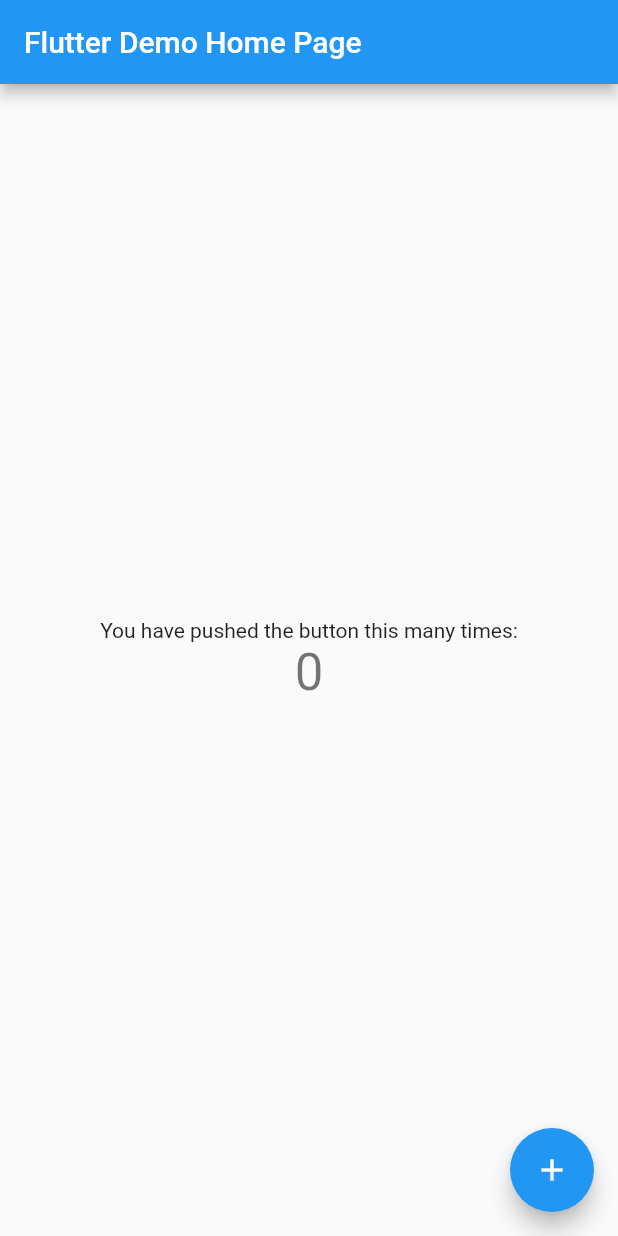
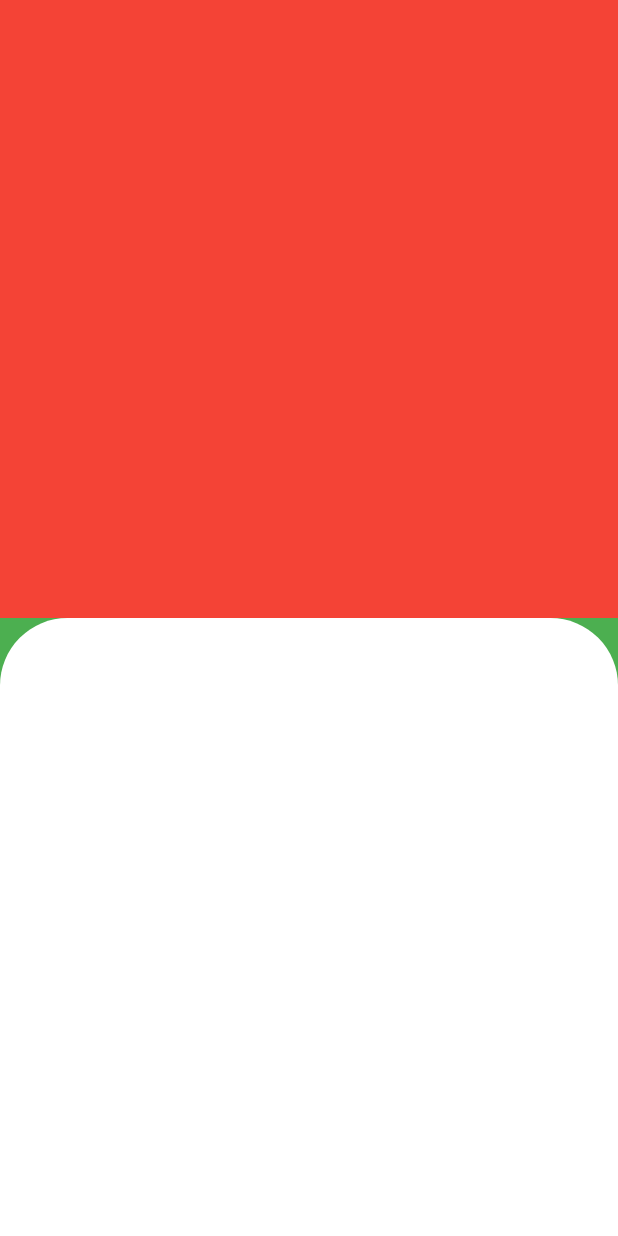
Before and after one commit to nbthales/greengrocer, a Flutter app: the screen it shows after launch, on a phone screen of 412 x 824 dp. Run offline on Flutter 3.47's test engine with Material 2 defaults, Android fonts, the phone set to English and light mode, and no system bars.

Commit message:
2. Inicio do desenvolvimento

```diff
--- a/lib/main.dart
+++ b/lib/main.dart
@@ -1,4 +1,5 @@
 import 'package:flutter/material.dart';
+import 'package:greengrocer/src/auth/sign_in_screen.dart';
 
 void main() {
   runApp(const MyApp());
@@ -14,54 +15,8 @@ class MyApp extends StatelessWidget {
       theme: ThemeData(
         primarySwatch: Colors.blue,
       ),
-      home: const MyHomePage(title: 'Flutter Demo Home Page'),
+      debugShowCheckedModeBanner: false,
+      home: const SignInScreen(),
     );
   }
 }
-
-class MyHomePage extends StatefulWidget {
-  const MyHomePage({Key? key, required this.title}) : super(key: key);
-
-  final String title;
-
-  @override
-  State<MyHomePage> createState() => _MyHomePageState();
-}
-
-class _MyHomePageState extends State<MyHomePage> {
-  int _counter = 0;
-
-  void _incrementCounter() {
-    setState(() {
-      _counter++;
-    });
-  }
-
-  @override
-  Widget build(BuildContext context) {
-    return Scaffold(
-      appBar: AppBar(
-        title: Text(widget.title),
-      ),
-      body: Center(
-        child: Column(
-          mainAxisAlignment: MainAxisAlignment.center,
-          children: <Widget>[
-            const Text(
-              'You have pushed the button this many times:',
-            ),
-            Text(
-              '$_counter',
-              style: Theme.of(context).textTheme.headline4,
-            ),
-          ],
-        ),
-      ),
-      floatingActionButton: FloatingActionButton(
-        onPressed: _incrementCounter,
-        tooltip: 'Increment',
-        child: const Icon(Icons.add),
-      ),
-    );
-  }
-}
--- /dev/null
+++ b/lib/src/auth/sign_in_screen.dart
@@ -0,0 +1,29 @@
+import 'package:flutter/material.dart';
+
+class SignInScreen extends StatelessWidget {
+  const SignInScreen({Key? key}) : super(key: key);
+
+  @override
+  Widget build(BuildContext context) {
+    return Scaffold(
+      backgroundColor: Colors.green,
+      body: Column(
+        children: [
+          Expanded(
+            child: Container(
+              color: Colors.red,
+            ),
+          ),
+          Expanded(
+            child: Container(
+              decoration: const BoxDecoration(
+                  color: Colors.white,
+                  borderRadius:
+                      BorderRadius.vertical(top: Radius.circular(45))),
+            ),
+          ),
+        ],
+      ),
+    );
+  }
+}
```
